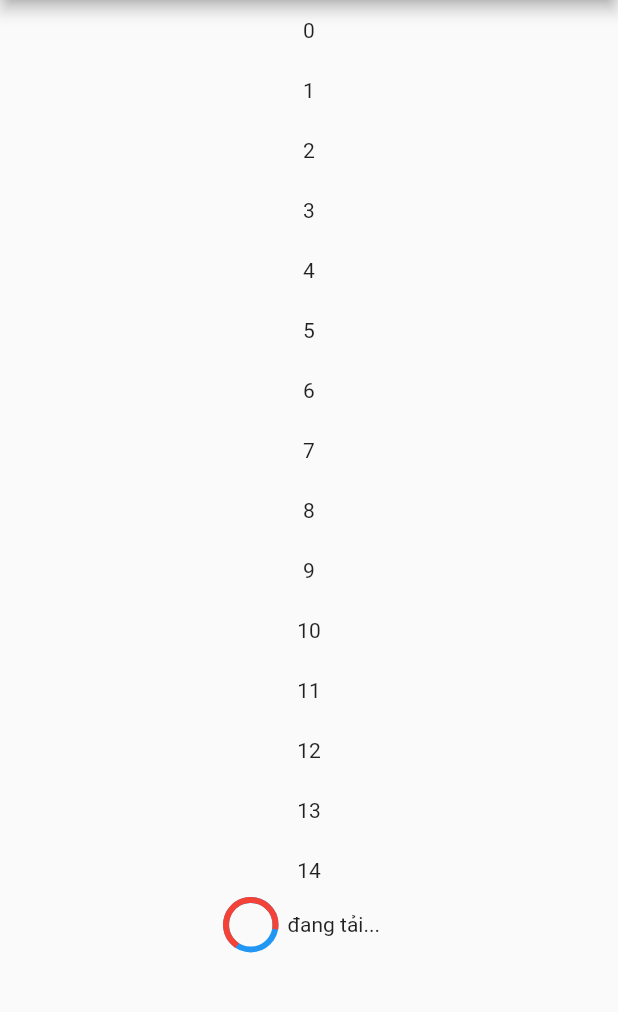
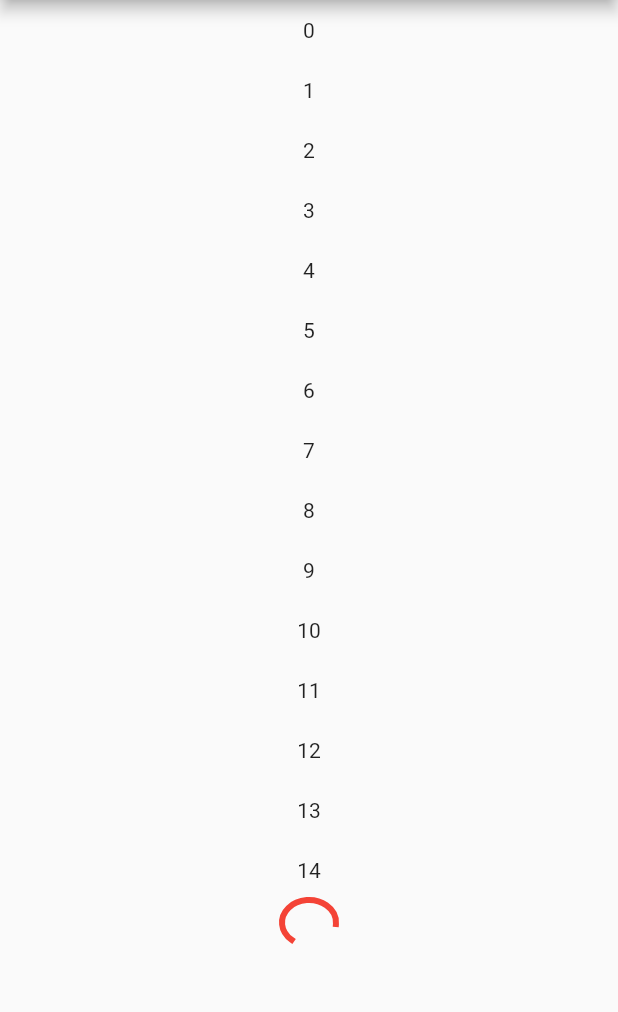
Before and after one commit to phuhungtran/load-more-std, a Flutter app: the first screen one second after launch, on a phone screen of 412 x 824 dp, the part 84-1096 px from its top. Run offline on Flutter 3.47's test engine with Material 2 defaults, Android fonts, the phone set to English and light mode, and no system bars.

Commit message:
Update example

```diff
--- a/example/lib/main.dart
+++ b/example/lib/main.dart
@@ -52,11 +52,12 @@ class _MyHomePageState extends State<MyHomePage> {
       appBar: AppBar(
         title: Text(widget.title),
       ),
-      body: Container(
-        child: RefreshIndicator(
+      body: RefreshIndicator(
         child: LoadMore(
-            isFinish: count >= 60,
+          isFinish: count >= 120,
           onLoadMore: _loadMore,
+          loadMoreWidget:
+              const SizedBox(height: 30, child: CircularProgressIndicator()),
           child: ListView.builder(
             itemBuilder: (BuildContext context, int index) {
               return Container(
@@ -69,10 +70,8 @@ class _MyHomePageState extends State<MyHomePage> {
           ),
           whenEmptyLoad: false,
           delegate: const DefaultLoadMoreDelegate(),
-            textBuilder: DefaultLoadMoreTextBuilder.vietnamese,
         ),
         onRefresh: _refresh,
-        ),
       ),
     );
   }
```
Lines whose indentation alone changed are shown as unchanged.
